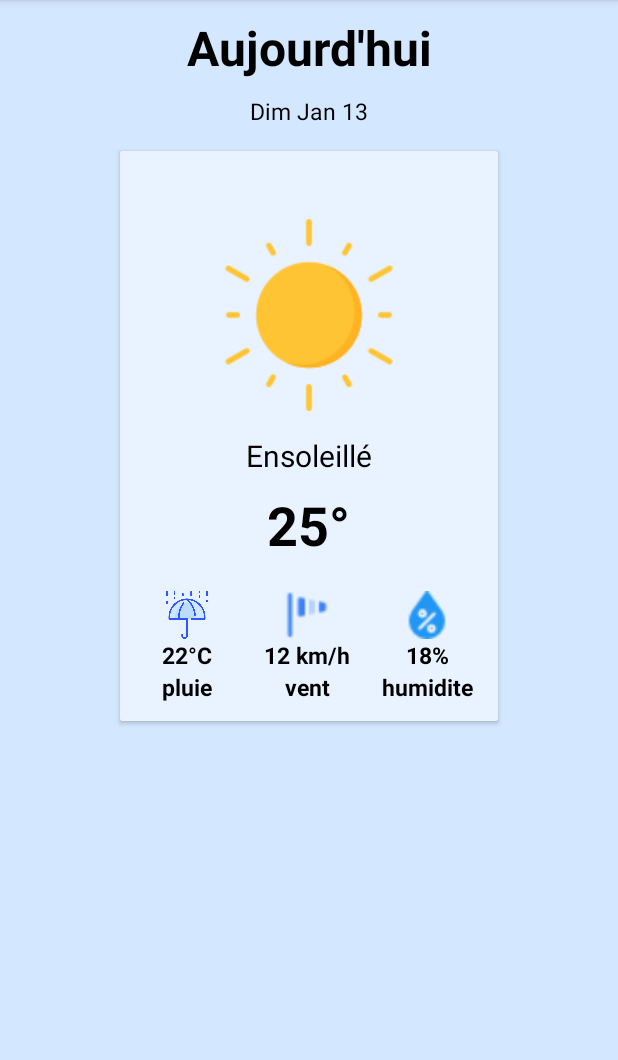
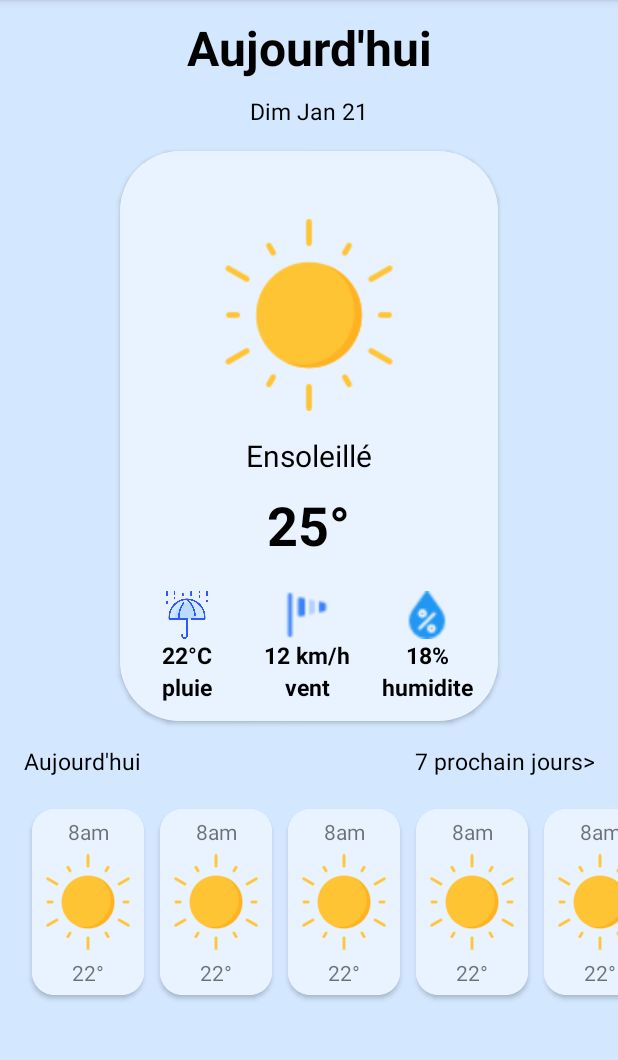
Before and after one commit to hassankh0/application-meteo, an Android app: the screen it shows after launch (MainActivity), on a phone screen of 412 x 824 dp, the part 84-1144 px from its top. Run offline under Robolectric (Android 15) with nearby library versions, the phone set to English and light mode, and no system bars.

Commit message:
implement the list

```diff
--- a/app/build.gradle.kts
+++ b/app/build.gradle.kts
@@ -9,7 +9,7 @@ android {
 
     defaultConfig {
         applicationId = "com.example.applicationmeteo"
-        minSdk = 34
+        minSdk = 27
         targetSdk = 34
         versionCode = 1
         versionName = "1.0"
--- /dev/null
+++ b/app/src/main/java/com/example/applicationmeteo/adapter/WeatherAdapter.kt
@@ -0,0 +1,29 @@
+package com.example.applicationmeteo.adapter
+
+import android.view.LayoutInflater
+import android.view.View
+import android.view.ViewGroup
+import android.widget.ImageView
+import androidx.recyclerview.widget.RecyclerView
+import com.example.applicationmeteo.R
+
+class WeatherAdapter : RecyclerView.Adapter<WeatherAdapter.ViewHolder>() {
+
+    class ViewHolder(view: View) : RecyclerView.ViewHolder(view) {
+        val weatherItem = view.findViewById<ImageView>(R.id.list_weather)
+    }
+
+    override fun onCreateViewHolder(parent: ViewGroup, viewType: Int): ViewHolder {
+        val view = LayoutInflater
+            .from(parent.context)
+            .inflate(R.layout.item_meteo_list, parent, false)
+
+        return ViewHolder(view)
+    }
+
+    override fun getItemCount(): Int = 5
+
+    override fun onBindViewHolder(holder: ViewHolder, position: Int) {
+        //TODO
+    }
+}
--- a/app/src/main/java/com/example/applicationmeteo/fragments/HomeFragment.kt
+++ b/app/src/main/java/com/example/applicationmeteo/fragments/HomeFragment.kt
@@ -5,7 +5,9 @@ import android.view.LayoutInflater
 import android.view.View
 import android.view.ViewGroup
 import androidx.fragment.app.Fragment
+import androidx.recyclerview.widget.RecyclerView
 import com.example.applicationmeteo.R
+import com.example.applicationmeteo.adapter.WeatherAdapter
 
 class HomeFragment : Fragment() {
 
@@ -14,7 +16,12 @@ class HomeFragment : Fragment() {
         container: ViewGroup?,
         savedInstanceState: Bundle?
     ): View? {
-        return inflater?.inflate(R.layout.fragment_home , container, false)
+        val view = inflater.inflate(R.layout.fragment_home , container, false)
+
+        val horizontalRecyclerView = view.findViewById<RecyclerView>(R.id.list_weather)
+        horizontalRecyclerView.adapter = WeatherAdapter()
+
+    return view
     }
 
 }
--- a/app/src/main/res/layout/fragment_home.xml
+++ b/app/src/main/res/layout/fragment_home.xml
@@ -12,6 +12,7 @@
         android:layout_width="match_parent"
         android:layout_height="wrap_content"
         android:layout_marginTop="10dp"
+        android:layout_marginHorizontal="5dp"
         android:gravity="center"
         android:text="@string/aujourdhui" />
 
@@ -21,7 +22,7 @@
         android:layout_height="wrap_content"
         android:layout_marginTop="10dp"
         android:gravity="center"
-        android:text="Dim Jan 13" />
+        android:text="Dim Jan 21" />
 
     <androidx.cardview.widget.CardView
         android:layout_width="match_parent"
@@ -190,5 +191,38 @@
         </LinearLayout>
     </androidx.cardview.widget.CardView>
 
+    <LinearLayout
+        android:layout_width="match_parent"
+        android:layout_height="wrap_content"
+        android:orientation="horizontal"
+        android:layout_margin="16dp">
+
+        <TextView
+            style="@style/HomeHeaderDate"
+            android:layout_width="0dp"
+            android:layout_height="wrap_content"
+            android:layout_weight="1"
+            android:gravity="left"
+            android:text="@string/aujourdhui" />
+
+        <TextView
+            style="@style/HomeHeaderDate"
+            android:layout_width="wrap_content"
+            android:layout_height="wrap_content"
+            android:layout_weight="1"
+            android:gravity="right"
+            android:text="7 prochain jours>" />
+    </LinearLayout>
+
+    <androidx.recyclerview.widget.RecyclerView
+        android:id="@+id/list_weather"
+        android:layout_width="match_parent"
+        android:layout_height="match_parent"
+        android:orientation="horizontal"
+        android:layout_marginStart="16dp"
+        app:layoutManager="androidx.recyclerview.widget.LinearLayoutManager">
+
+    </androidx.recyclerview.widget.RecyclerView>
+
 
 </LinearLayout>
--- /dev/null
+++ b/app/src/main/res/layout/item_meteo_list.xml
@@ -0,0 +1,39 @@
+<?xml version="1.0" encoding="utf-8"?>
+<androidx.cardview.widget.CardView android:layout_width="wrap_content"
+    android:layout_height="wrap_content"
+    xmlns:app="http://schemas.android.com/apk/res-auto"
+    xmlns:android="http://schemas.android.com/apk/res/android"
+    app:cardCornerRadius="15dp"
+    android:layout_margin="5dp"
+    android:elevation="4dp">
+
+<LinearLayout android:orientation="vertical"
+    android:layout_width="wrap_content"
+    android:layout_height="wrap_content"
+    android:background="@color/blanc_transparant">
+
+
+    <TextView
+        android:layout_width="match_parent"
+        android:layout_height="wrap_content"
+        android:layout_margin="5dp"
+        android:text="8am"
+        android:gravity="center"
+        />
+
+    <ImageView
+        android:layout_width="64dp"
+        android:layout_height="64dp"
+        android:layout_marginHorizontal="5dp"
+        android:gravity="center"
+        android:src="@drawable/sun" />
+
+    <TextView
+        android:layout_width="match_parent"
+        android:layout_height="wrap_content"
+        android:layout_margin="5dp"
+        android:text="22°"
+        android:gravity="center"
+        />
+</LinearLayout>
+</androidx.cardview.widget.CardView>
```
Also changed, not shown: app/src/main/res/layout/fragment_home_meteolist.xml (deleted, +0 -221 lines).
